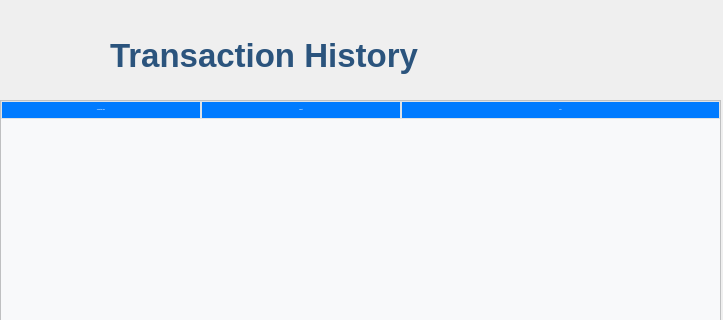
Above: transactionwindow.ui from MuhammadUzzam/Bank_Management_System before the change; both pictures show x 0 to 723 and y 0 to 320 of the 723 by 570 pixel window. Below: the same form after it.
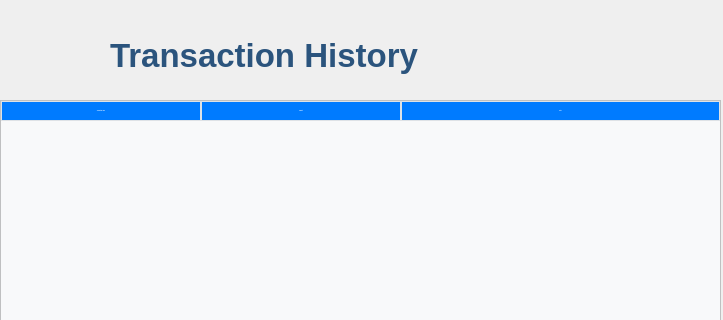
That is the form after the change. Icons and pictures are not drawn.

What changed in the file:
```diff
--- a/transactionwindow.ui
+++ b/transactionwindow.ui
@@ -57,11 +57,32 @@
      </font>
     </property>
     <property name="styleSheet">
-     <string notr="true">QTableWidget { background-color: #f8f9fa; gridline-color: #dee2e6; font-size: 12px; }
-QHeaderView::section { background-color: #007bff; color: white; padding: 5px; font-weight: bold; border: 1px solid #dee2e6; }
-QTableWidget::item { padding: 5px; }
-QTableWidget::item:selected { background-color: #cce5ff; }
-</string>
+     <string notr="true">QTableWidget {
+    background-color: #f8f9fa;
+    gridline-color: #dee2e6;
+    font-size: 13px;
+    color: #212529;              /* 🔥 FIX: text dark */
+    selection-background-color: #cce5ff;
+    selection-color: #000000;    /* 🔥 selected text visible */
+}
+
+QHeaderView::section {
+    background-color: #007bff;
+    color: white;
+    padding: 6px;
+    font-weight: bold;
+    border: 1px solid #dee2e6;
+}
+
+QTableWidget::item {
+    padding: 6px;
+    color: #212529;              /* 🔥 ensure text dark */
+}
+
+QTableWidget::item:selected {
+    background-color: #cce5ff;
+    color: #000000;              /* 🔥 readable on blue */
+}</string>
     </property>
     <property name="alternatingRowColors">
      <bool>false</bool>
```
Left out of the diff: 2 changed lines with no effect on the pictures.
